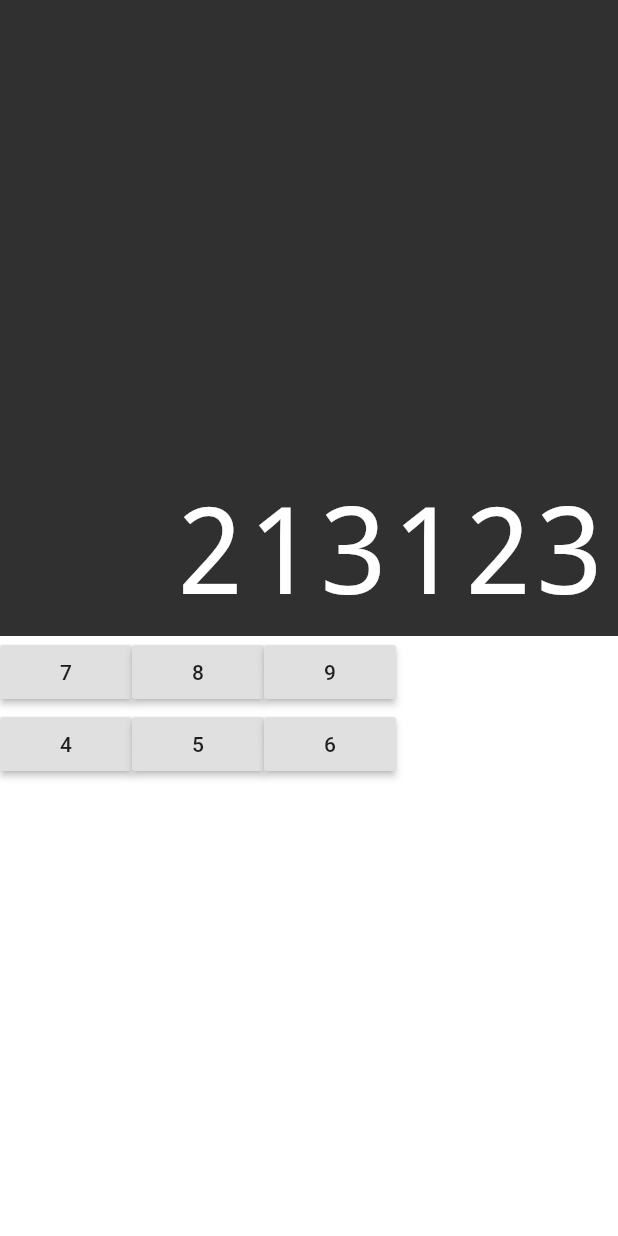
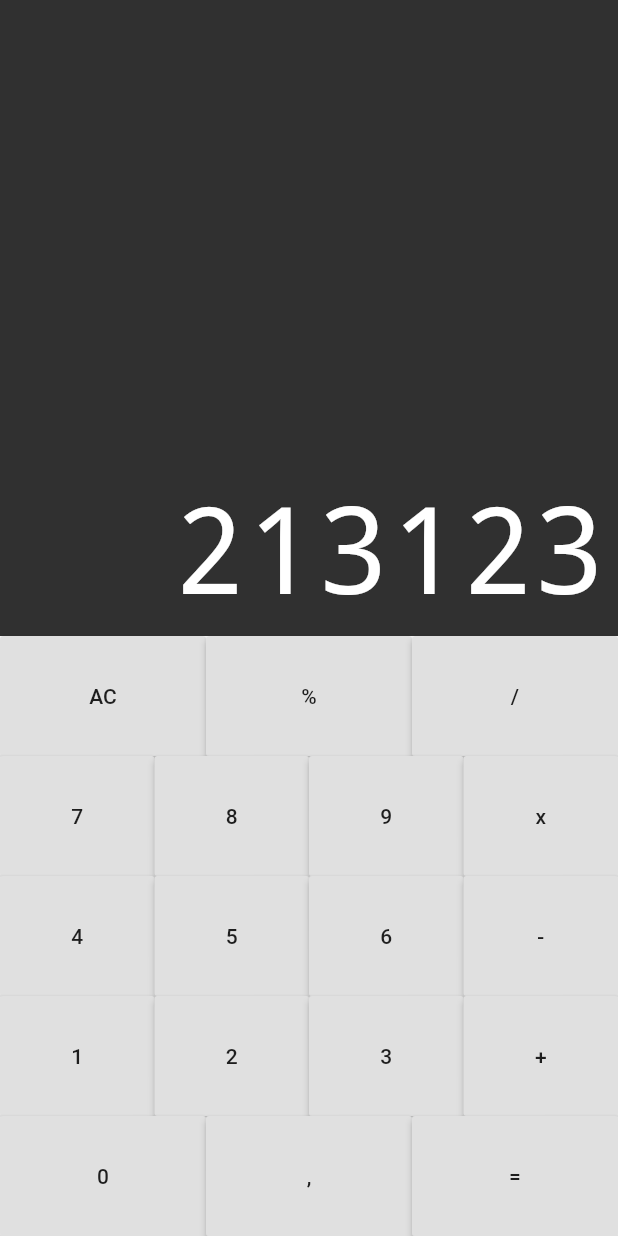
Before and after one commit to psatler/flutter-calculator, a Flutter app: the screen it shows after launch, on a phone screen of 412 x 824 dp. Run offline on Flutter 3.47's test engine with Material 2 defaults, Android fonts, the phone set to English and light mode, and no system bars; drawn by our look-alikes of auto_size_text.

Commit message:
chore: add the basic layout

```diff
--- a/lib/components/button.dart
+++ b/lib/components/button.dart
@@ -9,9 +9,12 @@ class Button extends StatelessWidget {
 
   @override
   Widget build(BuildContext context) {
-    return RaisedButton(
-      child: Text(text),
-      onPressed: () {},
+    return Expanded(
+      flex: 1,
+      child: RaisedButton(
+        child: Text(text),
+        onPressed: () {},
+      ),
     );
   }
 }
--- a/lib/components/button_row.dart
+++ b/lib/components/button_row.dart
@@ -9,6 +9,12 @@ class ButtonRow extends StatelessWidget {
 
   @override
   Widget build(BuildContext context) {
-    return Row(children: buttons,);
+    return Expanded(
+      flex: 1,
+      child: Row(
+        crossAxisAlignment: CrossAxisAlignment.stretch,
+        children: buttons
+        )
+      );
   }
 }
--- a/lib/components/keyboard.dart
+++ b/lib/components/keyboard.dart
@@ -13,18 +13,42 @@ class Keyboard extends StatelessWidget {
         children: <Widget>[
           ButtonRow(
             [
-              Button(text: '7',),
-              Button(text: '8',),
-              Button(text: '9',),
+              Button(text: 'AC'),
+              Button(text: '%'),
+              Button(text: '/'),
             ],
           ),
           ButtonRow(
             [
-              Button(text: '4',),
-              Button(text: '5',),
-              Button(text: '6',),
+              Button(text: '7'),
+              Button(text: '8'),
+              Button(text: '9'),
+              Button(text: 'x'),
             ],
           ),
+          ButtonRow(
+            [
+              Button(text: '4'),
+              Button(text: '5'),
+              Button(text: '6'),
+              Button(text: '-'),
+            ],
+          ),
+          ButtonRow(
+            [
+              Button(text: '1'),
+              Button(text: '2'),
+              Button(text: '3'),
+              Button(text: '+'),
+            ],
+          ),
+          ButtonRow(
+            [
+              Button(text: '0'),
+              Button(text: ','),
+              Button(text: '='),
+            ],
+          )
         ],
       ),
     );
```
